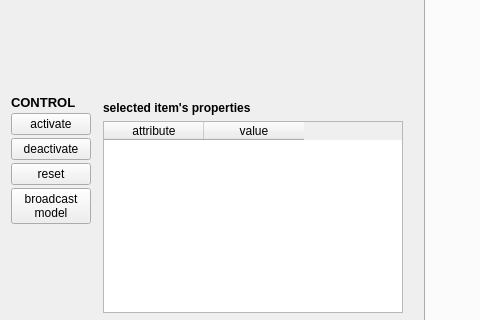
First picture: the form in components/missionAgent/src/guiDlg.ui, repository robocomp/robocomp-shelly, before the edit; both pictures show x 0 to 480 and y 244 to 564 of the 1171 by 763 pixel window.
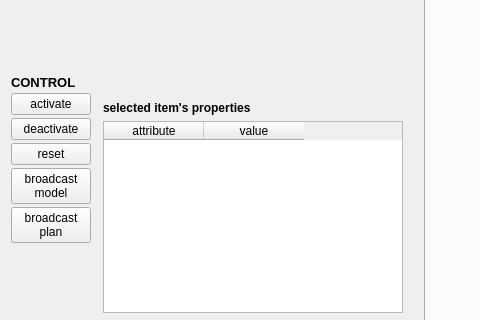
Second picture: the form after the edit.

Patch:
```diff
--- a/components/missionAgent/src/guiDlg.ui
+++ b/components/missionAgent/src/guiDlg.ui
@@ -94,6 +94,14 @@
          </property>
         </widget>
        </item>
+       <item>
+        <widget class="QPushButton" name="broadcastPlanButton">
+         <property name="text">
+          <string>broadcast
+plan</string>
+         </property>
+        </widget>
+       </item>
        <item>
         <spacer name="verticalSpacer_2">
          <property name="orientation">
```
Left out of the diff: 2 changed lines with no effect on the pictures.
